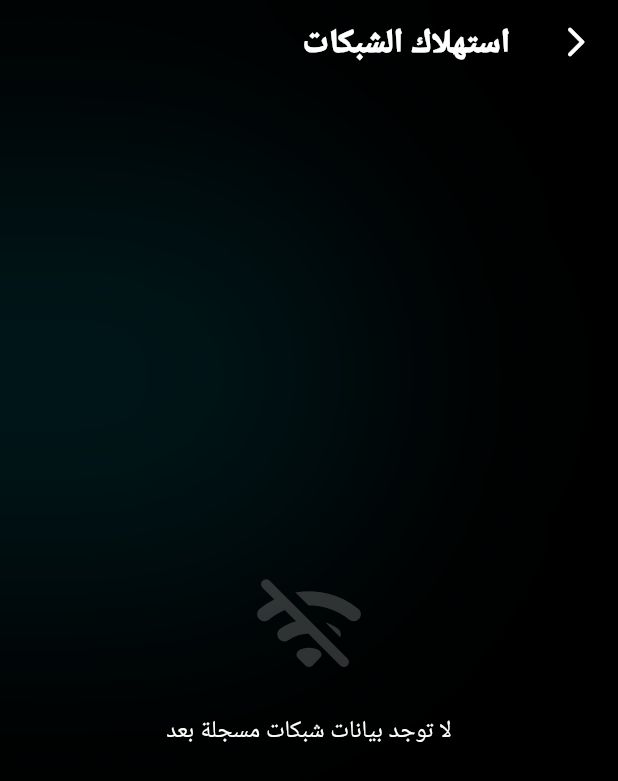
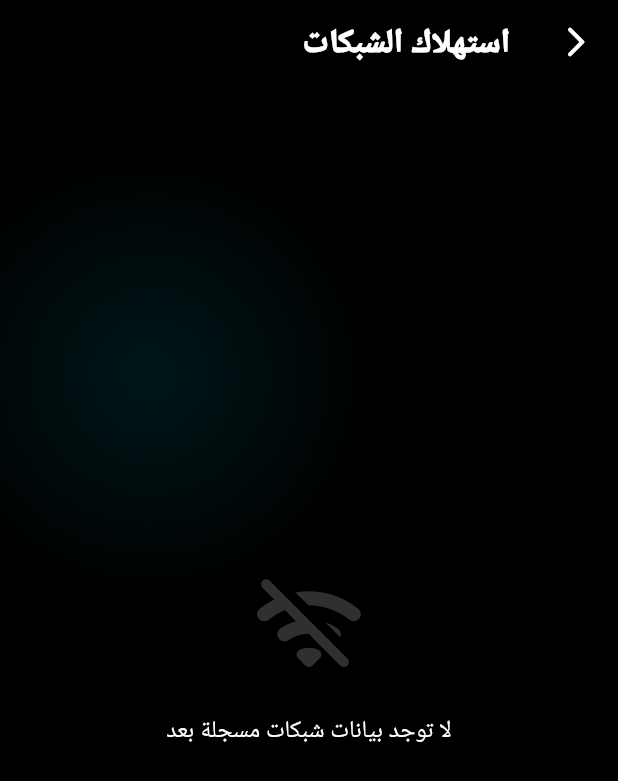
Before and after one commit to Saleh-Gharama/BaytiNet, a Flutter app: the DashboardScreen screen opened directly, scrolled down 483 dp, after a tap on "الشبكات", on a phone screen of 412 x 824 dp. Shown: the top 781 px of the screen. Run offline on Flutter 3.47's test engine with Material 3 defaults, Android fonts, the phone set to English and light mode, and no system bars; our stand-ins replace fl_chart, permission_handler, sqflite; accounts and stored records are empty; Roboto replaces fonts that are missing (Cairo); statements that could not run were skipped.

Commit message:
Optimize performance: replace expensive BackdropFilter with RadialGradient for glow background effects in Dashboard, Networks, and Permission screens

```diff
--- a/lib/views/dashboard_screen.dart
+++ b/lib/views/dashboard_screen.dart
@@ -156,11 +156,12 @@ class _DashboardScreenState extends State<DashboardScreen> {
       height: size,
       decoration: BoxDecoration(
         shape: BoxShape.circle,
-        color: color,
-      ),
-      child: BackdropFilter(
-        filter: ImageFilter.blur(sigmaX: 80, sigmaY: 80),
-        child: Container(color: Colors.transparent),
+        gradient: RadialGradient(
+          colors: [
+            color,
+            color.withValues(alpha: 0.0),
+          ],
+        ),
       ),
     );
   }
--- a/lib/views/networks_screen.dart
+++ b/lib/views/networks_screen.dart
@@ -54,11 +54,12 @@ class NetworksScreen extends StatelessWidget {
       height: size,
       decoration: BoxDecoration(
         shape: BoxShape.circle,
-        color: color,
-      ),
-      child: BackdropFilter(
-        filter: ImageFilter.blur(sigmaX: 80, sigmaY: 80),
-        child: Container(color: Colors.transparent),
+        gradient: RadialGradient(
+          colors: [
+            color,
+            color.withValues(alpha: 0.0),
+          ],
+        ),
       ),
     );
   }
```
Also changed, not shown: lib/views/permission_screen.dart (+6 -5 lines).
